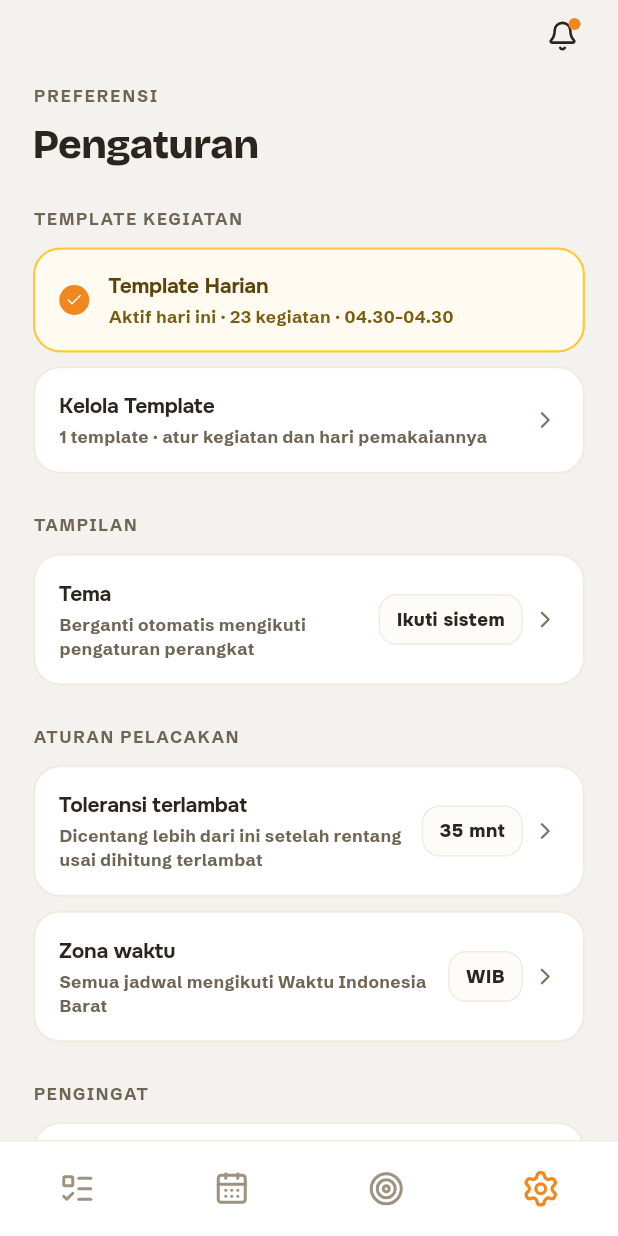
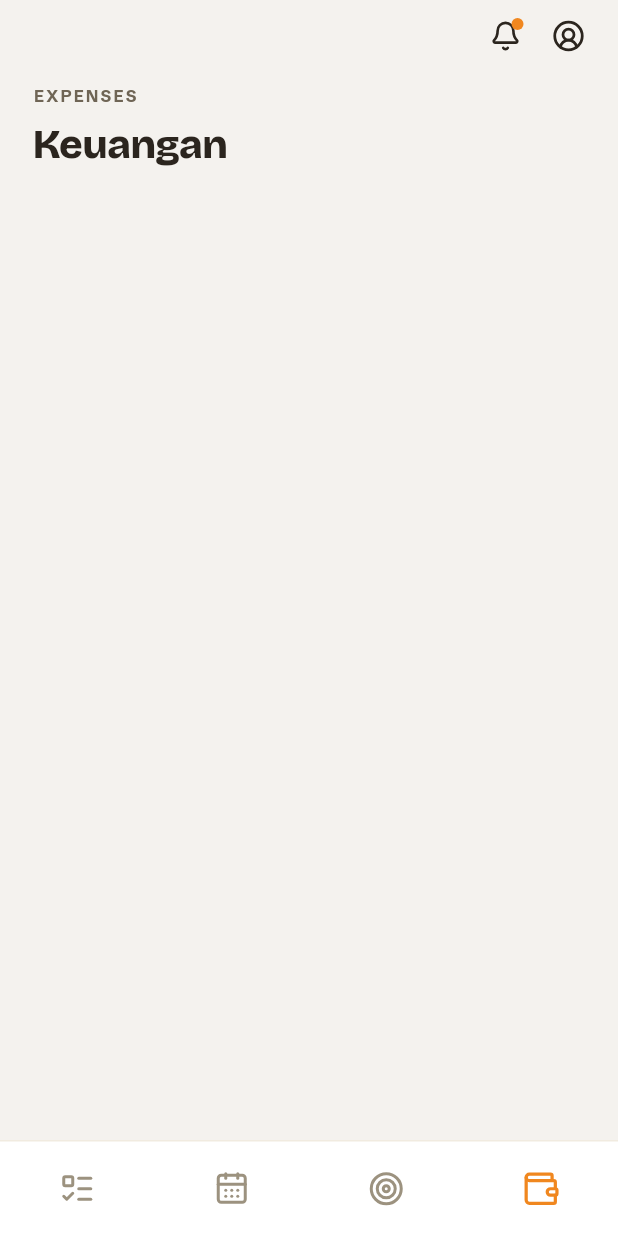
Before and after one commit to itsraziqsm/Daily-Track-App, a Flutter app: the screen it shows after launch, swiped to page 4, on a phone screen of 412 x 824 dp. Run offline on Flutter 3.47's test engine with Material 3 defaults, Android fonts, the phone set to English and light mode, and no system bars; our stand-ins replace flutter_local_notifications, lucide_icons_flutter, sqflite, timezone; accounts and stored records are empty.

Commit message:
Open settings from a profile button; make room for a Keuangan tab
All settings now live on a pushed "Pengaturan" screen, opened from a
profile icon to the right of the notification bell; its contents are
unchanged. The fourth bottom tab becomes Keuangan (a header-only
placeholder until the expense tracking lands).

Co-Authored-By: Claude Opus 5.5 <noreply@anthropic.com>
Claude-Session: https://claude.ai/code/session_01GGKUG9gwaFgtXdUEMvWaQS

```diff
--- /dev/null
+++ b/lib/screens/finance_tab.dart
@@ -0,0 +1,27 @@
+import 'package:flutter/material.dart';
+
+import '../theme/app_theme.dart';
+
+/// Tab "Keuangan" — pendapatan, pengeluaran bulanan, dan proyeksi tabungan.
+class FinanceTab extends StatelessWidget {
+  const FinanceTab({super.key});
+
+  @override
+  Widget build(BuildContext context) {
+    final c = AppColors.of(context);
+    return ListView(
+      padding: const EdgeInsets.fromLTRB(22, 8, 22, 26),
+      children: [
+        Text(
+          'EXPENSES',
+          style: TextStyle(fontFamily: AppFonts.subtitle, fontSize: 11, fontWeight: FontWeight.w700, letterSpacing: 1.4, color: c.inkMuted),
+        ),
+        const SizedBox(height: 5),
+        Text(
+          'Keuangan',
+          style: TextStyle(fontFamily: AppFonts.title, fontSize: 27, fontWeight: FontWeight.w800, letterSpacing: -0.6, color: c.ink),
+        ),
+      ],
+    );
+  }
+}
--- a/lib/screens/settings_tab.dart
+++ b/lib/screens/settings_screen.dart
@@ -13,10 +13,11 @@ import 'cancellation_log_screen.dart';
 import 'manage_templates_screen.dart';
 import 'stats_screen.dart';
 
-/// Tab "Pengaturan" — template yang aktif hari ini, pintu masuk ke Kelola
-/// Template, aturan pelacakan, dan preferensi pengingat.
-class SettingsTab extends StatelessWidget {
-  const SettingsTab({super.key});
+/// Layar "Pengaturan", dibuka dari tombol profil di app bar — template yang
+/// aktif hari ini, pintu masuk ke Kelola Template, tampilan, aturan
+/// pelacakan, pengingat, dan menu lainnya.
+class SettingsScreen extends StatelessWidget {
+  const SettingsScreen({super.key});
 
   @override
   Widget build(BuildContext context) {
@@ -25,13 +26,17 @@ class SettingsTab extends StatelessWidget {
     final active = provider.activeTemplate;
     final cancelled = provider.cancelledLogs.length;
 
-    return ListView(
-      padding: const EdgeInsets.fromLTRB(22, 8, 22, 26),
+    return Scaffold(
+      backgroundColor: c.bg,
+      appBar: AppBar(
+        title: Text(
+          'Pengaturan',
+          style: TextStyle(fontFamily: AppFonts.title, fontSize: 20, fontWeight: FontWeight.w800, letterSpacing: -0.4, color: c.ink),
+        ),
+      ),
+      body: ListView(
+        padding: const EdgeInsets.fromLTRB(22, 8, 22, 30),
         children: [
-        Text('PREFERENSI', style: TextStyle(fontFamily: AppFonts.subtitle, fontSize: 11, fontWeight: FontWeight.w700, letterSpacing: 1.4, color: c.inkMuted)),
-        const SizedBox(height: 5),
-        Text('Pengaturan', style: TextStyle(fontFamily: AppFonts.title, fontSize: 27, fontWeight: FontWeight.w800, letterSpacing: -0.6, color: c.ink)),
-        const SizedBox(height: 22),
           Text('TEMPLATE KEGIATAN', style: TextStyle(fontFamily: AppFonts.subtitle, fontSize: 11, fontWeight: FontWeight.w700, letterSpacing: 1.2, color: c.inkMuted)),
           const SizedBox(height: 11),
           Container(
@@ -149,6 +154,7 @@ class SettingsTab extends StatelessWidget {
             builder: (_) => const CancellationLogScreen(),
           ),
         ],
+      ),
     );
   }
 
--- a/lib/screens/shell_screen.dart
+++ b/lib/screens/shell_screen.dart
@@ -7,9 +7,10 @@ import '../providers/schedule_provider.dart';
 import '../providers/target_provider.dart';
 import '../theme/app_theme.dart';
 import 'agenda_tab.dart';
+import 'finance_tab.dart';
 import 'home_tab.dart';
 import 'notification_feed_screen.dart';
-import 'settings_tab.dart';
+import 'settings_screen.dart';
 import 'target_tab.dart';
 
 /// Shell utama aplikasi: app bar + 4 tab bawah, mengikuti struktur navigasi desain.
@@ -28,7 +29,7 @@ class _ShellScreenState extends State<ShellScreen> {
     (icon: LucideIcons.listTodo, tooltip: 'Hari Ini'),
     (icon: LucideIcons.calendarDays, tooltip: 'Agenda'),
     (icon: LucideIcons.target, tooltip: 'Target'),
-    (icon: LucideIcons.settings, tooltip: 'Pengaturan'),
+    (icon: LucideIcons.wallet, tooltip: 'Keuangan'),
   ];
 
   @override
@@ -65,7 +66,7 @@ class _ShellScreenState extends State<ShellScreen> {
         toolbarHeight: 48,
         actions: [
           Padding(
-            padding: const EdgeInsets.only(right: 18),
+            padding: const EdgeInsets.only(right: 4),
             child: GestureDetector(
               onTap: () => Navigator.of(context).push(
                 MaterialPageRoute(builder: (_) => const NotificationFeedScreen()),
@@ -92,6 +93,24 @@ class _ShellScreenState extends State<ShellScreen> {
               ),
             ),
           ),
+          // Semua pengaturan dibuka dari sini.
+          Padding(
+            padding: const EdgeInsets.only(right: 14),
+            child: Tooltip(
+              message: 'Pengaturan',
+              child: GestureDetector(
+                onTap: () => Navigator.of(context).push(
+                  MaterialPageRoute(builder: (_) => const SettingsScreen()),
+                ),
+                behavior: HitTestBehavior.opaque,
+                child: SizedBox(
+                  width: 38,
+                  height: 38,
+                  child: Icon(LucideIcons.circleUserRound, size: 22, color: c.ink),
+                ),
+              ),
+            ),
+          ),
         ],
       ),
       body: PageView(
@@ -101,7 +120,7 @@ class _ShellScreenState extends State<ShellScreen> {
           _KeepAlive(child: HomeTab()),
           _KeepAlive(child: AgendaTab()),
           _KeepAlive(child: TargetTab()),
-          _KeepAlive(child: SettingsTab()),
+          _KeepAlive(child: FinanceTab()),
         ],
       ),
       bottomNavigationBar: Container(
```
Also changed, not shown: 2 other files. Lines whose indentation alone changed are shown as unchanged.
